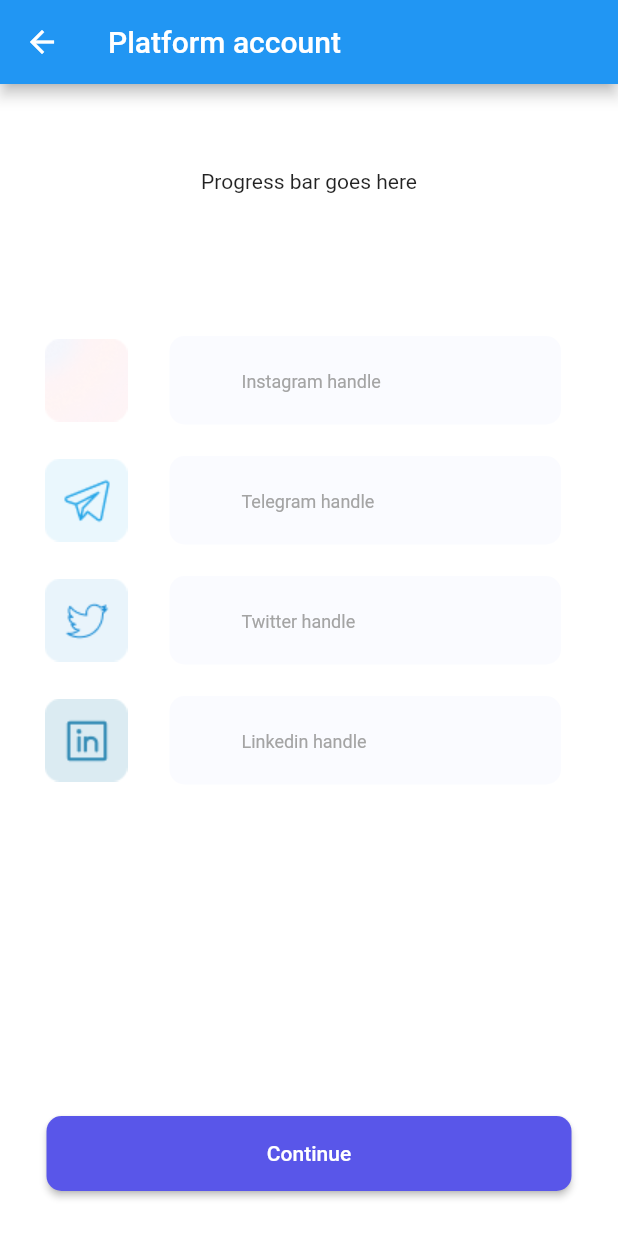
After one commit to nattigy/portal.a2sv, a Flutter app: the SocialsPage screen opened directly, on a phone screen of 412 x 824 dp. The commit adds this screen. Run offline on Flutter 3.47's test engine with Material 2 defaults, Android fonts, the phone set to English and light mode, and no system bars; our stand-ins replace bloc, equatable, flutter_bloc, flutter_secure_storage, formz, graphql and 1 more; accounts and stored records are empty; project files that could hold a hidden picture were left out.

Commit message:
Adona.account form (#33)
* [mobile] added images for accounts page

* [mobile] added accounts page

* [mobile] fix in account page

```diff
--- a/a2sv_portal_mobile/lib/app/app_view.dart
+++ b/a2sv_portal_mobile/lib/app/app_view.dart
@@ -1,3 +1,4 @@
+import 'package:a2sv_portal_mobile/app/students/screens/platforms.page.dart';
 import 'package:flutter/material.dart';
 import 'package:flutter_bloc/flutter_bloc.dart';
 
@@ -25,6 +26,7 @@ class _AppViewState extends State<AppView> {
       debugShowCheckedModeBanner: false,
       navigatorKey: _navigatorKey,
       builder: (context, child) {
+      //  return PlatformsPage();
         return BlocListener<AuthenticationBloc, AuthenticationState>(
           listener: (context, state) {
             switch (state.status) {
--- a/a2sv_portal_mobile/lib/app/auth/screens/login_form.dart
+++ b/a2sv_portal_mobile/lib/app/auth/screens/login_form.dart
@@ -43,7 +43,7 @@ class LoginForm extends StatelessWidget {
             MainButton(
               title: "Button",
               color: Color.fromRGBO(89, 86, 233, 1),
-              function: (){},
+              onClick: (){},
             ),
           ],
         ),
--- /dev/null
+++ b/a2sv_portal_mobile/lib/app/students/screens/Socials.page.dart
@@ -0,0 +1,27 @@
+import 'package:a2sv_portal_mobile/app/students/screens/socials_form.dart';
+import 'package:flutter/material.dart';
+
+
+class SocialsPage extends StatelessWidget {
+  const SocialsPage({Key? key}) : super(key: key);
+
+  @override
+  Widget build(BuildContext context) {
+    return Scaffold(
+      backgroundColor: Colors.white,
+      appBar: AppBar(title: const Text('Platform account')),
+      body: Column(
+        children: const [
+          SizedBox(
+            height: 130,
+            child: Align(
+              alignment: Alignment.center,
+              child: Text("Progress bar goes here"),
+            ),
+          ),
+           Expanded(child: SocialsForm()),
+        ],
+      ),
+    );
+  }
+}
--- /dev/null
+++ b/a2sv_portal_mobile/lib/app/students/screens/socials_form.dart
@@ -0,0 +1,63 @@
+import 'package:a2sv_portal_mobile/app/students/screens/widgets/single_platform.dart';
+import 'package:flutter/material.dart';
+
+import '../../../widgets/buttons/main-button.dart';
+
+class SocialsForm extends StatelessWidget {
+  const SocialsForm({Key? key}) : super(key: key);
+
+  @override
+  Widget build(BuildContext context) {
+    return Padding(
+      padding: const EdgeInsets.all(30.0),
+      child: Column(
+        mainAxisSize: MainAxisSize.min,
+        children:  [
+           SinglePlatform(
+            fieldTitle: "Instagram handle",
+            imageURL: "assets/images/insta.png",
+            color: Color.fromARGB(255, 236, 228, 198),
+             onChange: (){},
+          ),
+          const SizedBox(
+            height: 5,
+          ),
+           SinglePlatform(
+            fieldTitle: "Telegram handle",
+            imageURL: "assets/images/telegram.png",
+            color: Color.fromARGB(255, 236, 228, 198),
+             onChange: (){},
+          ),
+          const SizedBox(
+            height: 5,
+          ),
+           SinglePlatform(
+            fieldTitle: "Twitter handle",
+            imageURL: "assets/images/twitter.png",
+            color: Color.fromARGB(255, 236, 228, 198),
+             onChange: (){},
+          ),
+          const SizedBox(
+            height: 5,
+          ),
+           SinglePlatform(
+            fieldTitle: "Linkedin handle",
+            imageURL: "assets/images/linkedin.png",
+            color: Color.fromARGB(255, 236, 228, 198),
+            onChange: (){},
+          ),
+
+          Expanded(child: Container()),
+          Align(
+            alignment: Alignment.bottomCenter,
+            child: MainButton(
+              title: "Continue",
+              onClick: () {},
+              color: const Color.fromRGBO(89, 86, 233, 1),
+            ),
+          ),
+        ],
+      ),
+    );
+  }
+}
--- /dev/null
+++ b/a2sv_portal_mobile/lib/app/students/screens/widgets/single_platform.dart
@@ -0,0 +1,30 @@
+import 'package:a2sv_portal_mobile/widgets/inputs/main-input-field.dart';
+import 'package:flutter/material.dart';
+
+class SinglePlatform extends StatelessWidget {
+  final String fieldTitle;
+  final String imageURL;
+  final Color? color;
+  final Function onChange;
+  const SinglePlatform({Key? key,required this.fieldTitle, required this.imageURL,this.color, required this.onChange}) : super(key: key);
+
+  @override
+  Widget build(BuildContext context) {
+
+    return Row(
+      mainAxisAlignment: MainAxisAlignment.center,
+      children: [
+        Image.asset(imageURL),
+       const  SizedBox(width: 20,),
+        Expanded(
+          flex: 2,
+          child: MainInputField(
+            placeHolder: fieldTitle,
+            color: const Color.fromRGBO(250, 251, 255, 1),
+            onChanged: onChange,
+          ),
+        ),
+      ],
+    );
+  }
+}
--- a/a2sv_portal_mobile/lib/widgets/buttons/main-button.dart
+++ b/a2sv_portal_mobile/lib/widgets/buttons/main-button.dart
@@ -3,8 +3,8 @@ import 'package:flutter/material.dart';
 class MainButton extends StatelessWidget {
   final String title;
   final Color? color;
-  final Function function;
-  const MainButton({Key? key, required this.title, this.color, required this.function}) : super(key: key);
+  final Function onClick;
+  const MainButton({Key? key, required this.title, this.color, required this.onClick}) : super(key: key);
 
   @override
   Widget build(BuildContext context) {
--- a/a2sv_portal_mobile/pubspec.yaml
+++ b/a2sv_portal_mobile/pubspec.yaml
@@ -67,9 +67,8 @@ flutter:
   uses-material-design: true
 
   # To add assets to your application, add an assets section, like this:
-  # assets:
-  #   - images/a_dot_burr.jpeg
-  #   - images/a_dot_ham.jpeg
+  assets:
+    - assets/images/
 
   # An image asset can refer to one or more resolution-specific "variants", see
   # https://flutter.dev/assets-and-images/#resolution-aware
```
Also changed, not shown: a2sv_portal_mobile/lib/app/students/screens/platforms.page.dart (added, +28 -0 lines), a2sv_portal_mobile/lib/app/students/screens/platforms_form.dart (added, +61 -0 lines), a2sv_portal_mobile/assets/images/codeforces.png (added), a2sv_portal_mobile/assets/images/geeks.png (added), a2sv_portal_mobile/assets/images/hacker.png (added), a2sv_portal_mobile/assets/images/insta.png (added), a2sv_portal_mobile/assets/images/leetcode.png (added), a2sv_portal_mobile/assets/images/linkedin.png (added), a2sv_portal_mobile/assets/images/telegram.png (added), a2sv_portal_mobile/assets/images/twitter.png (added).
